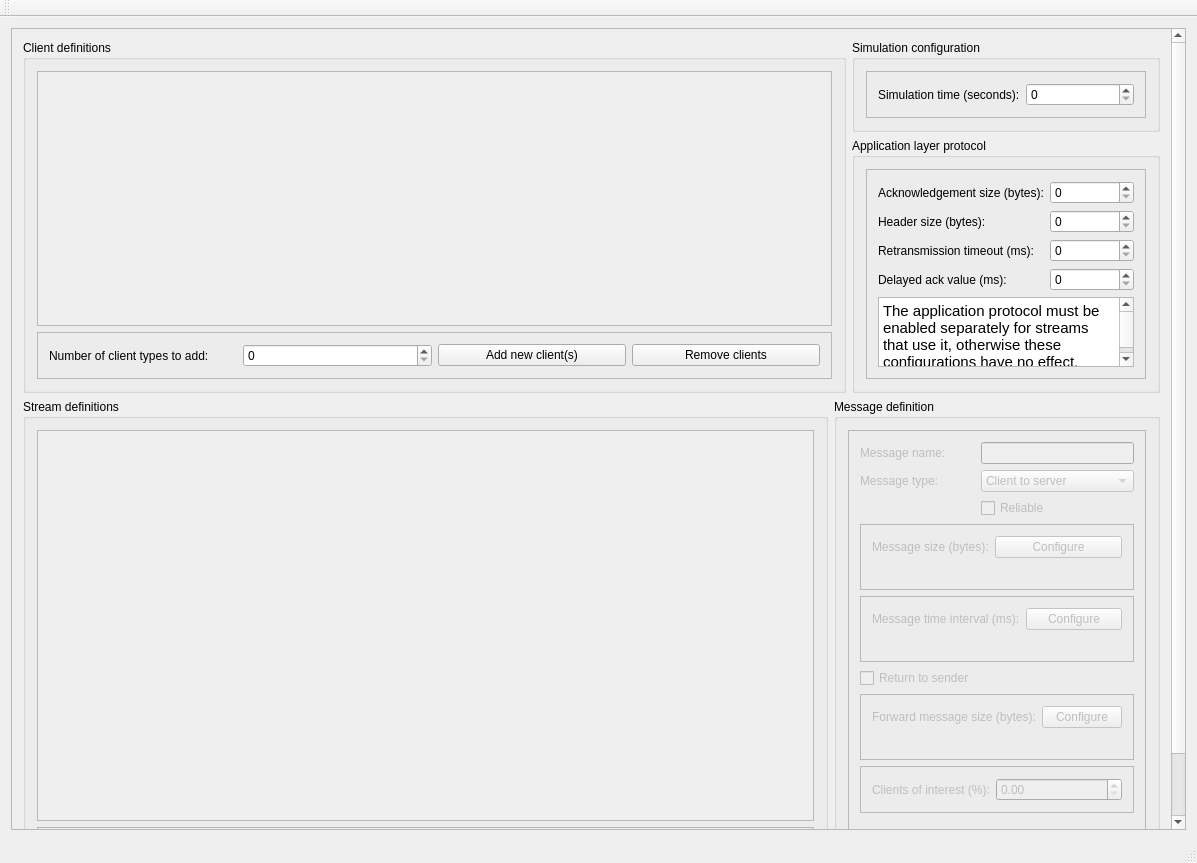
First picture: the form in GUI/mainwindow.ui, repository Chiru/NVE_Simulation, before the edit.
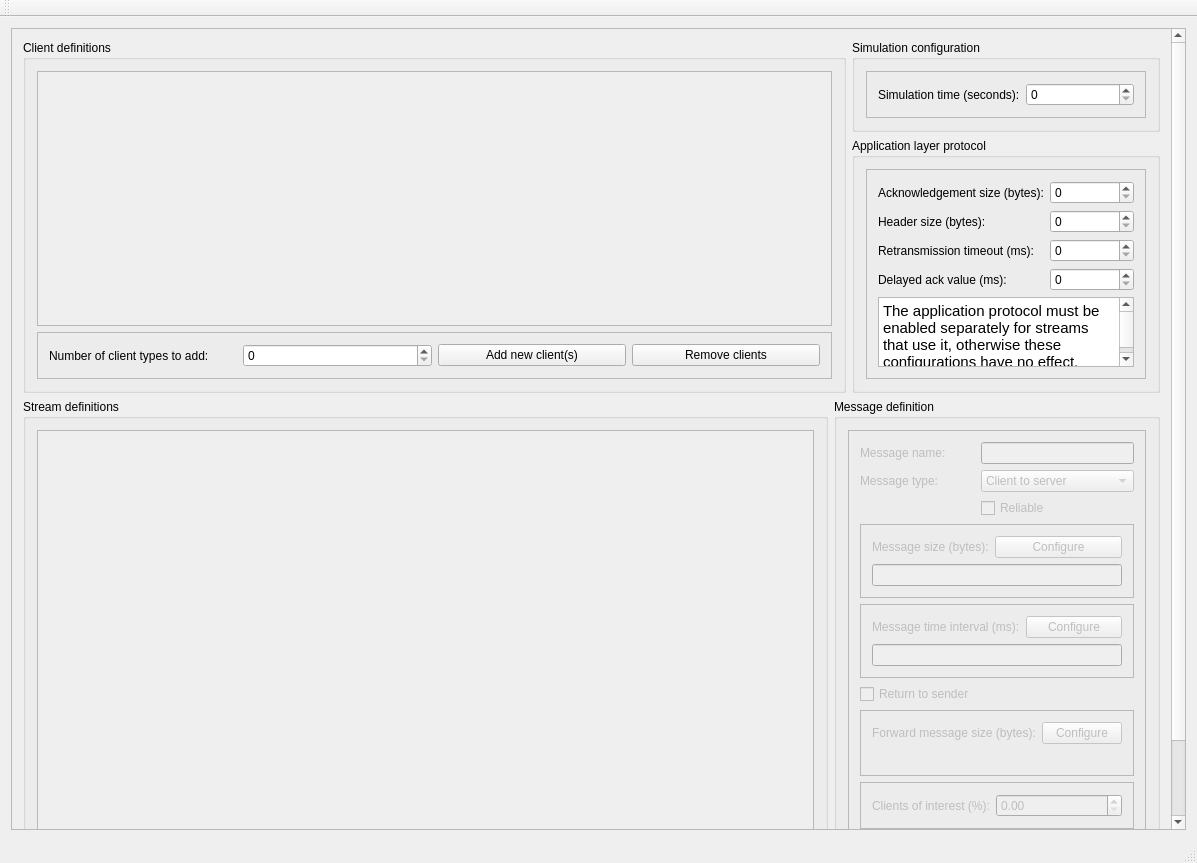
Second picture: the form after the edit.

Commit message: Implemented DistributionWidget functionality, that reads the required values for each distribution. Also the split distribution functionality implemetented.

Diff of the .ui file:
```diff
--- a/GUI/mainwindow.ui
+++ b/GUI/mainwindow.ui
@@ -30,9 +30,9 @@
        <property name="geometry">
         <rect>
          <x>0</x>
-         <y>-64</y>
+         <y>-65</y>
          <width>1161</width>
-         <height>900</height>
+         <height>914</height>
         </rect>
        </property>
        <layout class="QGridLayout" name="gridLayout_5">
@@ -254,7 +254,7 @@
                 <x>0</x>
                 <y>0</y>
                 <width>750</width>
-                <height>430</height>
+                <height>444</height>
                </rect>
               </property>
              </widget>
@@ -394,6 +394,9 @@
                  <enum>QFrame::Raised</enum>
                 </property>
                 <layout class="QFormLayout" name="formLayout_3">
+                 <property name="fieldGrowthPolicy">
+                  <enum>QFormLayout::AllNonFixedFieldsGrow</enum>
+                 </property>
                  <item row="0" column="0">
                   <widget class="QLabel" name="message_timeInterval">
                    <property name="enabled">
@@ -412,11 +415,7 @@
                   </widget>
                  </item>
                  <item row="1" column="0" colspan="2">
-                  <widget class="QLabel" name="message_timeIntervalDistribution">
-                   <property name="text">
-                    <string/>
-                   </property>
-                  </widget>
+                  <widget class="QLineEdit" name="message_timeIntervalDistribution"/>
                  </item>
                 </layout>
                </widget>
@@ -945,6 +944,9 @@
                  <enum>QFrame::Raised</enum>
                 </property>
                 <layout class="QFormLayout" name="formLayout_2">
+                 <property name="fieldGrowthPolicy">
+                  <enum>QFormLayout::AllNonFixedFieldsGrow</enum>
+                 </property>
                  <item row="0" column="0">
                   <widget class="QLabel" name="message_size">
                    <property name="enabled">
@@ -966,11 +968,7 @@
                   </widget>
                  </item>
                  <item row="1" column="0" colspan="2">
-                  <widget class="QLabel" name="message_sizeDistribution">
-                   <property name="text">
-                    <string/>
-                   </property>
-                  </widget>
+                  <widget class="QLineEdit" name="message_sizeDistribution"/>
                  </item>
                 </layout>
                </widget>
```
The commit also changes 3 other files.
